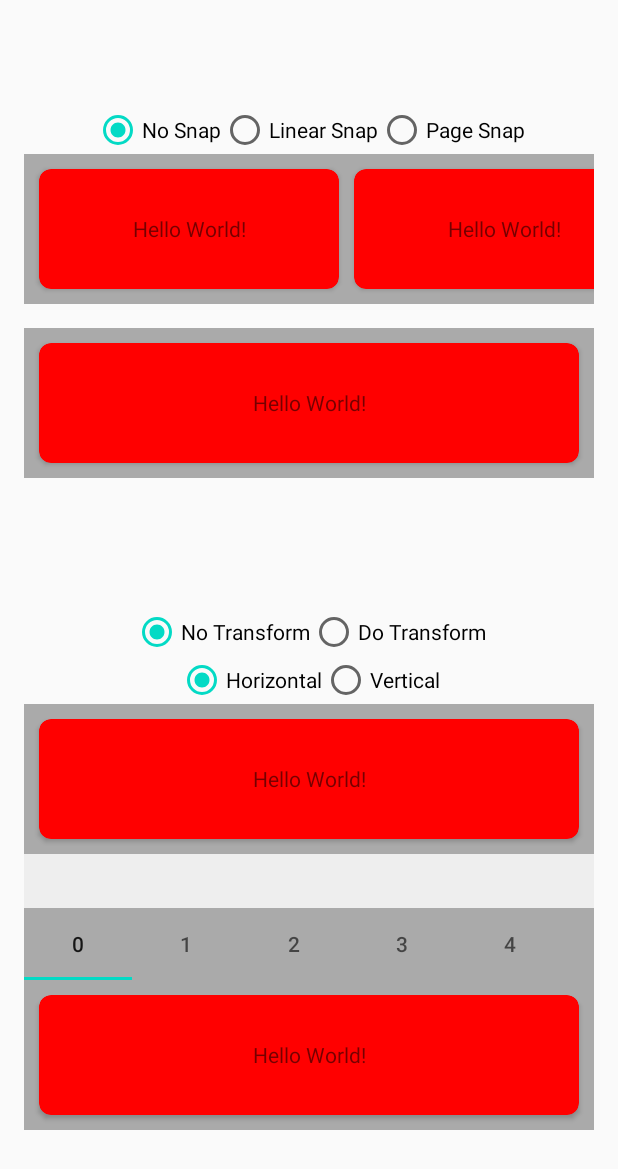
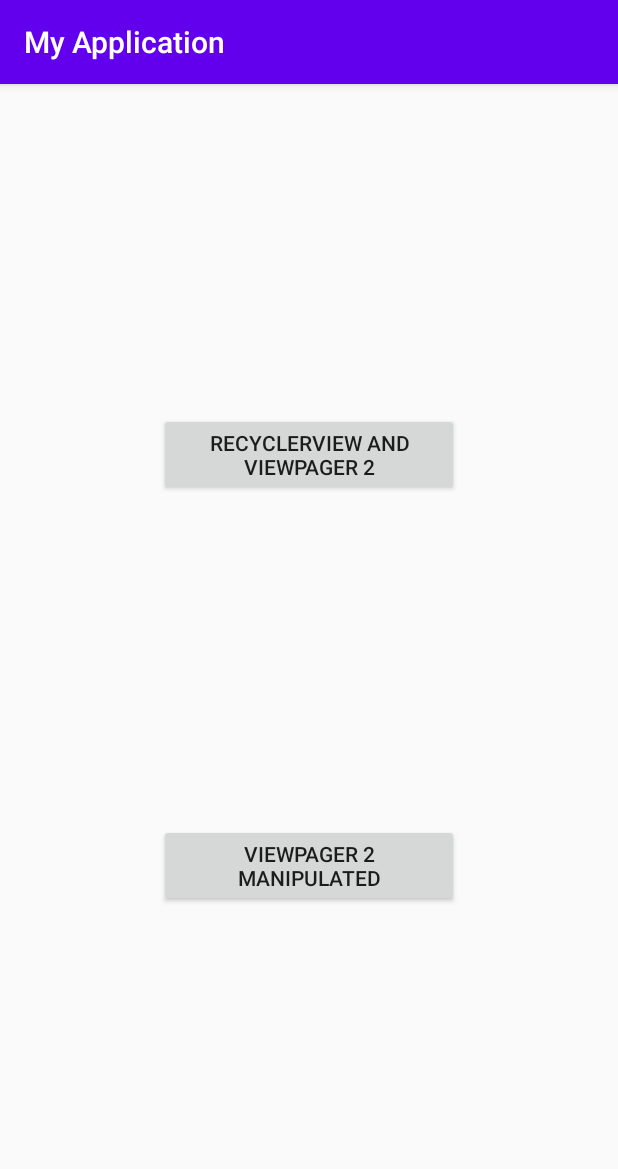
Before and after one commit to elye/demo_android_viewpager2_recyclerview, an Android app: the screen it shows after launch (MainActivity before the commit, EntryActivity after it), on a phone screen of 412 x 824 dp. Shown: the top 1169 px of the screen. Run offline under Robolectric (Android 15) with nearby library versions, the phone set to English and light mode, and no system bars.

Commit message:
add viewpager2

```diff
--- /dev/null
+++ b/app/src/main/java/com/elyeproj/myapplication/EntryActivity.kt
@@ -0,0 +1,21 @@
+package com.elyeproj.myapplication
+
+import android.content.Intent
+import androidx.appcompat.app.AppCompatActivity
+import android.os.Bundle
+import android.view.View
+
+class EntryActivity : AppCompatActivity() {
+    override fun onCreate(savedInstanceState: Bundle?) {
+        super.onCreate(savedInstanceState)
+        setContentView(R.layout.activity_entry)
+    }
+
+    fun mainActivity(view: View) {
+        startActivity(Intent(this, MainActivity::class.java))
+    }
+
+    fun secondActivity(view: View) {
+        startActivity(Intent(this, SecondActivity::class.java))
+    }
+}
--- /dev/null
+++ b/app/src/main/res/layout/activity_entry.xml
@@ -0,0 +1,31 @@
+<?xml version="1.0" encoding="utf-8"?>
+<androidx.constraintlayout.widget.ConstraintLayout xmlns:android="http://schemas.android.com/apk/res/android"
+    xmlns:app="http://schemas.android.com/apk/res-auto"
+    xmlns:tools="http://schemas.android.com/tools"
+    android:layout_width="match_parent"
+    android:layout_height="match_parent"
+    tools:context=".EntryActivity">
+
+    <androidx.appcompat.widget.AppCompatButton
+        android:id="@+id/main_button"
+        android:layout_width="200dp"
+        android:layout_height="wrap_content"
+        android:text="Recyclerview and Viewpager 2"
+        android:onClick="mainActivity"
+        app:layout_constraintBottom_toTopOf="@id/second_button"
+        app:layout_constraintEnd_toEndOf="parent"
+        app:layout_constraintStart_toStartOf="parent"
+        app:layout_constraintTop_toTopOf="parent" />
+
+    <androidx.appcompat.widget.AppCompatButton
+        android:id="@+id/second_button"
+        android:layout_width="200dp"
+        android:layout_height="wrap_content"
+        android:text="Viewpager 2 Manipulated"
+        android:onClick="secondActivity"
+        app:layout_constraintBottom_toBottomOf="parent"
+        app:layout_constraintEnd_toEndOf="parent"
+        app:layout_constraintStart_toStartOf="parent"
+        app:layout_constraintTop_toBottomOf="@id/main_button" />
+
+</androidx.constraintlayout.widget.ConstraintLayout>
--- a/app/src/main/res/layout/list_item_full_length.xml
+++ b/app/src/main/res/layout/list_item_full_length.xml
@@ -3,8 +3,8 @@
     xmlns:card_view="http://schemas.android.com/apk/res-auto"
     android:layout_width="match_parent"
     android:layout_height="match_parent"
-    android:layout_margin="10dp"
-    android:elevation="50dp"
+    android:layout_margin="@dimen/margin_card"
+    android:elevation="@dimen/elevation_card"
     card_view:cardBackgroundColor="#F00"
     card_view:cardCornerRadius="8dp">
 
--- a/app/src/main/res/layout/list_item_full_length_framelayout.xml
+++ b/app/src/main/res/layout/list_item_full_length_framelayout.xml
@@ -3,14 +3,13 @@
     xmlns:card_view="http://schemas.android.com/apk/res-auto"
     android:layout_width="match_parent"
     android:layout_height="match_parent"
-    android:layout_margin="10dp"
     android:layout_centerVertical="true">
 
     <androidx.cardview.widget.CardView
         android:layout_width="match_parent"
         android:layout_height="match_parent"
-        android:layout_margin="10dp"
-        android:elevation="50dp"
+        android:layout_margin="@dimen/margin_card"
+        android:elevation="@dimen/elevation_card"
         card_view:cardBackgroundColor="#F00"
         card_view:cardCornerRadius="8dp">
 
--- /dev/null
+++ b/app/src/main/res/values/dimens.xml
@@ -0,0 +1,6 @@
+<?xml version="1.0" encoding="utf-8"?>
+<resources>
+    <dimen name="margin_card">10dp</dimen>
+    <dimen name="elevation_card">50dp</dimen>
+    <dimen name="peek_offset_card">50dp</dimen>
+</resources>
```
Also changed, not shown: app/src/main/AndroidManifest.xml (+5 -2 lines), app/src/main/java/com/elyeproj/myapplication/SecondActivity.kt (added, +73 -0 lines), app/src/main/res/layout/activity_second.xml (added, +68 -0 lines).
